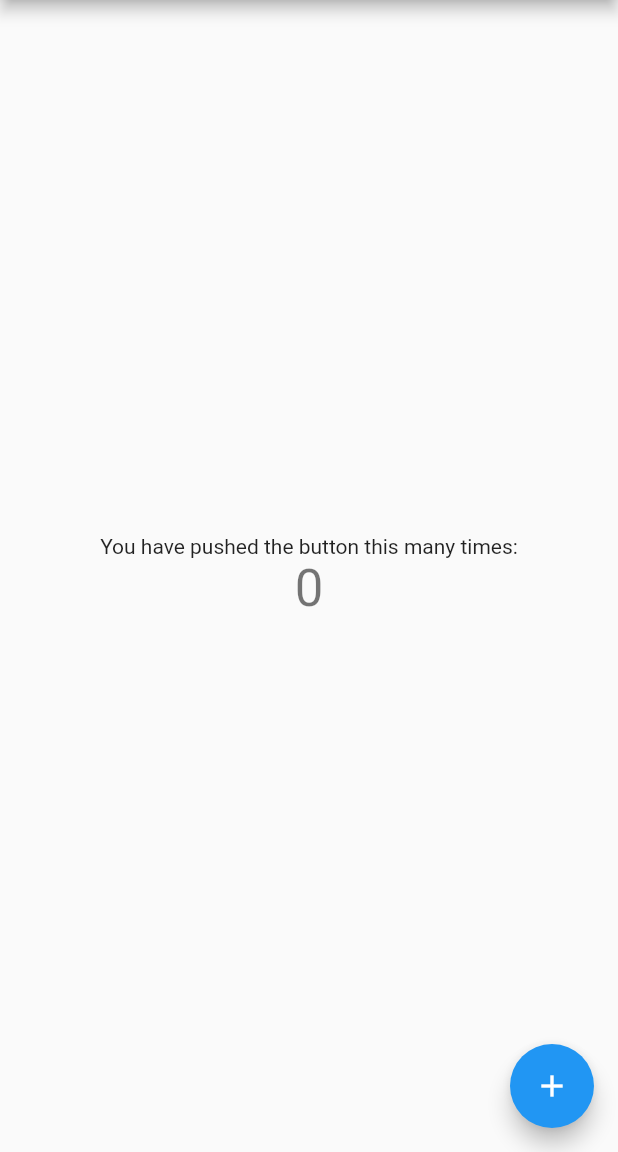
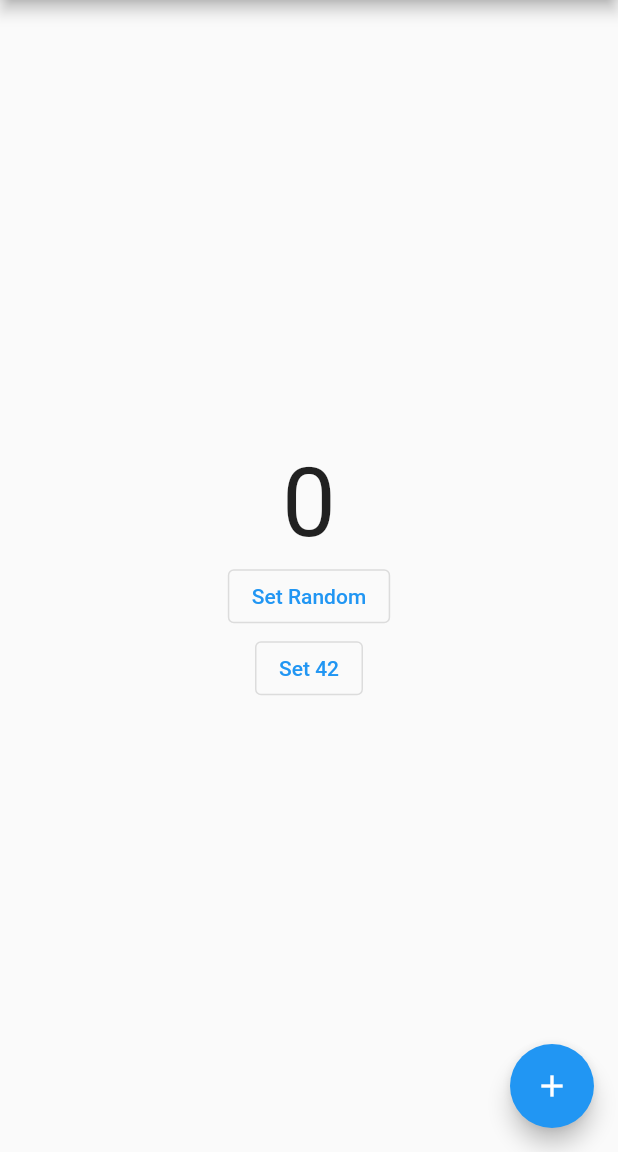
Before and after one commit to buttonsrtoys/gen_keys, a Flutter app: the screen it shows after launch, on a phone screen of 412 x 824 dp, the part 84-1236 px from its top. Run offline on Flutter 3.47's test engine with Material 2 defaults, Android fonts, the phone set to English and light mode, and no system bars; missing offline and left inert: analyzer, build, source_gen.

Commit message:
Logo and example (#4)

```diff
--- a/example/lib/main.dart
+++ b/example/lib/main.dart
@@ -1,3 +1,5 @@
+import 'dart:math';
+
 import 'package:flutter/material.dart';
 import 'package:gen_keys/gen_keys.dart';
 
@@ -10,10 +12,11 @@ void main() {
 @GenKeys()                               // <- ...an annotation...
 class MyApp extends StatelessWidget {
   const MyApp({Key? key}) : super(key: key);
+
   @override
   Widget build(BuildContext context) {
     return MaterialApp(
-      title: 'Flutter Demo',
+      title: 'example',
       theme: ThemeData(
         primarySwatch: Colors.blue,
       ),
@@ -55,13 +58,30 @@ class _MyHomePageState extends State<MyHomePage> {
         child: Column(
           mainAxisAlignment: MainAxisAlignment.center,
           children: <Widget>[
-            const Text(
-              'You have pushed the button this many times:',
-            ),
             Text(
               key: MainKeys.count,      // <- ...keys...
               '$_counter',
-              style: Theme.of(context).textTheme.headline4,
+              style: const TextStyle(fontSize: 64),
+            ),
+            OutlinedButton(
+              key: MainKeys.randomButton,
+              onPressed: () => setState(() {
+                _counter = Random().nextInt(100);
+              }),
+              child: const Text(
+                'Set Random',
+                key: MainKeys.randomButtonText,
+              ),
+            ),
+            OutlinedButton(
+              key: MainKeys.fortyTwoButton,
+              onPressed: () => setState(() {
+                _counter = 42;
+              }),
+              child: const Text(
+                'Set 42',
+                key: MainKeys.fortyTwoButtonText,
+              ),
             ),
           ],
         ),
--- a/example/lib/main.keys.dart
+++ b/example/lib/main.keys.dart
@@ -11,5 +11,9 @@ class MainKeys {
 	static const Key homePage = Key('${_prefix}homePage');
 	static const Key appBarText = Key('${_prefix}appBarText');
 	static const Key count = Key('${_prefix}count');
+	static const Key randomButton = Key('${_prefix}randomButton');
+	static const Key randomButtonText = Key('${_prefix}randomButtonText');
+	static const Key fortyTwoButton = Key('${_prefix}fortyTwoButton');
+	static const Key fortyTwoButtonText = Key('${_prefix}fortyTwoButtonText');
 	static const Key fab = Key('${_prefix}fab');
 }
--- a/pubspec.yaml
+++ b/pubspec.yaml
@@ -1,6 +1,6 @@
 name: gen_keys
-description: Renamed to gen_keys
-version: 0.1.2
+description: Code generator for widget keys. Builds a keys class in a separate parts file for classes annotated with @GenKeys().
+version: 0.1.0
 repository: https://github.com/buttonsrtoys/gen_keys
 issue_tracker: https://github.com/buttonsrtoys/gen_keys/issues
 
```
Also changed, not shown: lib/annotations.dart (+19 -4 lines), lib/keys_file_builder.dart (+13 -11 lines), assets/GenKeysLogo.png (added), 5 other files.
